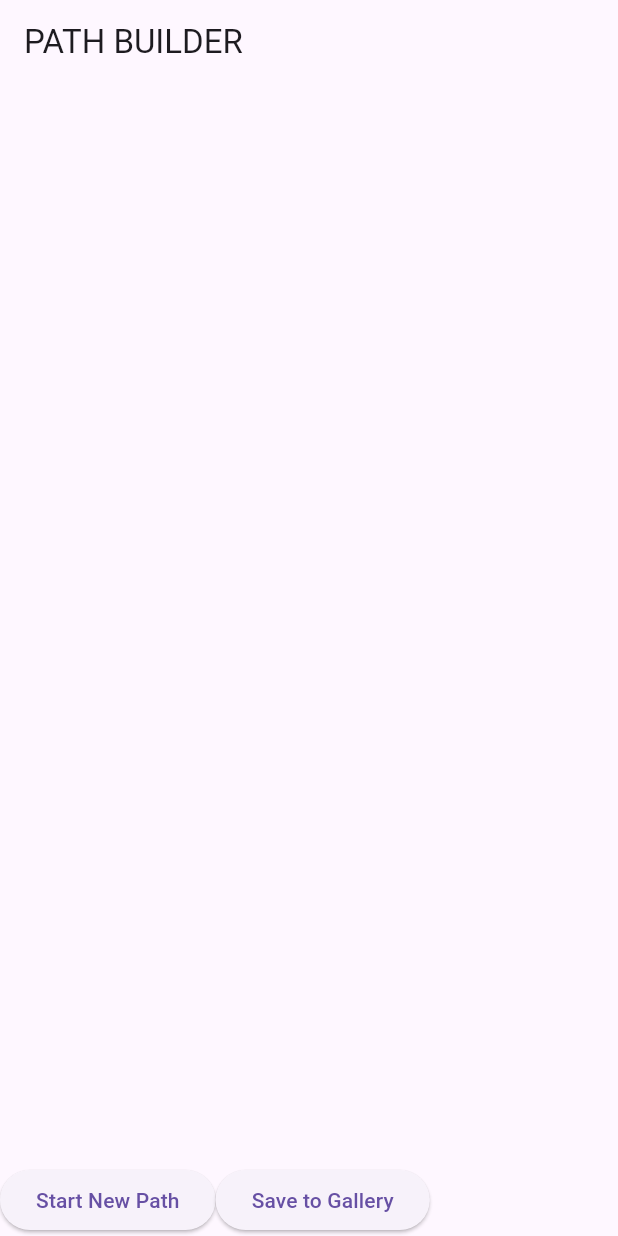
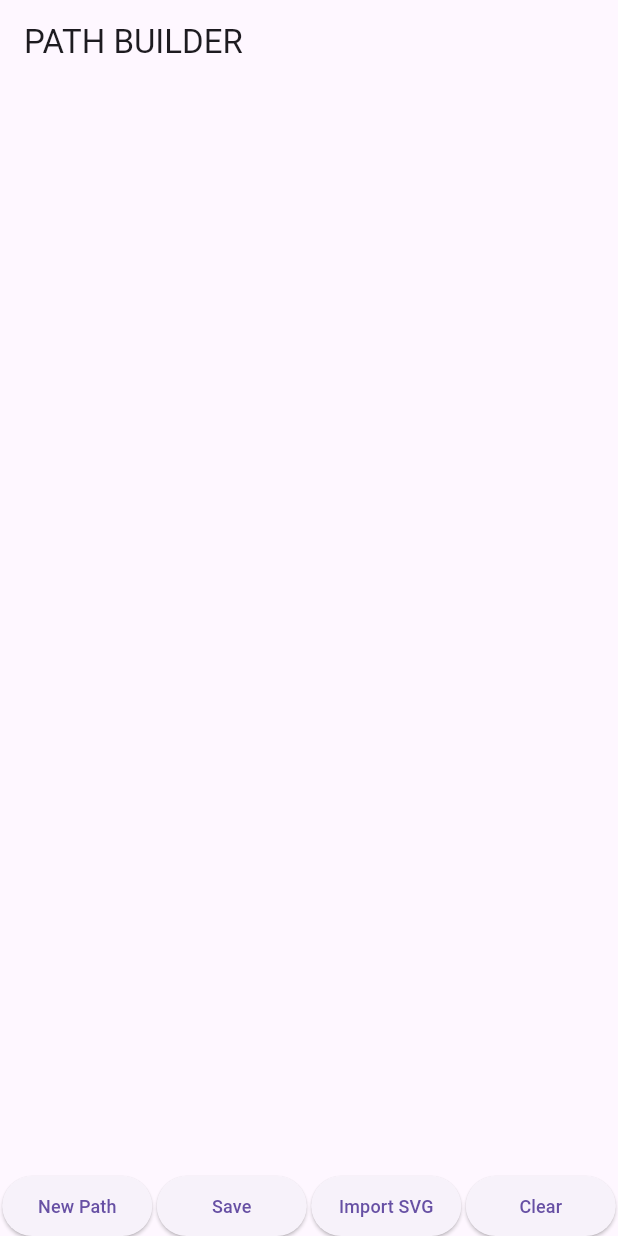
Before and after one commit to Mouhaned-55/Path_Builder, a Flutter app: the screen it shows after launch, on a phone screen of 412 x 824 dp. Run offline on Flutter 3.47's test engine with Material 3 defaults, Android fonts, the phone set to English and light mode, and no system bars; our stand-ins replace file_picker, flutter_svg, permission_handler.

Commit message:
import svg done

```diff
--- a/lib/main.dart
+++ b/lib/main.dart
@@ -1,10 +1,13 @@
 import 'dart:io';
 import 'dart:ui' as ui;
+import 'package:file_picker/file_picker.dart';
 import 'package:flutter/material.dart';
+import 'package:flutter_svg/svg.dart';
 import 'package:path_provider/path_provider.dart';
 import 'package:permission_handler/permission_handler.dart';
 
 void main() {
+  WidgetsFlutterBinding.ensureInitialized(); // Ensure plugin initialization
   runApp(MyApp());
 }
 
@@ -29,10 +32,21 @@ class PathEditor extends StatefulWidget {
 class _PathEditorState extends State<PathEditor> {
   List<PathData> paths = [PathData()];
   int currentPathIndex = 0;
+  File? backgroundImage;
 
   @override
   Widget build(BuildContext context) {
-    return Column(
+    return Stack(
+      children: [
+        if (backgroundImage != null) // Display background if selected
+          Positioned.fill(
+            child: SvgPicture.file(
+              backgroundImage!,
+              width: 50,
+              height: 50,
+            ),
+          ),
+        Column(
           children: [
             Expanded(
               child: GestureDetector(
@@ -56,19 +70,83 @@ class _PathEditorState extends State<PathEditor> {
               ),
             ),
             Row(
+              mainAxisAlignment: MainAxisAlignment.spaceAround, // To space buttons evenly
               children: [
-            ElevatedButton(
+                SizedBox(
+                  width: 100, // Set a smaller width
+                  height: 40, // Set a smaller height
+                  child: ElevatedButton(
                     onPressed: _addNewPath,
-              child: Text('Start New Path'),
+                    style: ElevatedButton.styleFrom(
+                      padding: EdgeInsets.symmetric(horizontal: 8, vertical: 4), // Smaller padding
                     ),
-            ElevatedButton(
+                    child: Text('New Path', style: TextStyle(fontSize: 12)), // Smaller text
+                  ),
+                ),
+                SizedBox(
+                  width: 100,
+                  height: 40,
+                  child: ElevatedButton(
                     onPressed: _exportDrawing,
-              child: Text('Save to Gallery'),
+                    style: ElevatedButton.styleFrom(
+                      padding: EdgeInsets.symmetric(horizontal: 8, vertical: 4),
                     ),
+                    child: Text('Save', style: TextStyle(fontSize: 12)),
+                  ),
+                ),
+                SizedBox(
+                  width: 100,
+                  height: 40,
+                  child: ElevatedButton(
+                    onPressed: () => _importDrawing(),
+                    style: ElevatedButton.styleFrom(
+                      padding: EdgeInsets.symmetric(horizontal: 8, vertical: 4),
+                    ),
+                    child: Text('Import SVG', style: TextStyle(fontSize: 12)),
+                  ),
+                ),
+                SizedBox(
+                  width: 100,
+                  height: 40,
+                  child: ElevatedButton(
+                    onPressed: _clearAllDrawings,
+                    style: ElevatedButton.styleFrom(
+                      padding: EdgeInsets.symmetric(horizontal: 8, vertical: 4),
+                    ),
+                    child: Text('Clear', style: TextStyle(fontSize: 12)),
+                  ),
+                ),
+              ],
+            )
+
           ],
         ),
       ],
     );
+  }
+
+  Future<void> _importDrawing() async {
+    final result = await FilePicker.platform.pickFiles(
+      type: FileType.custom,
+      allowedExtensions: ['svg'], // Allow only SVG files
+    );
+    if (result != null && result.files.isNotEmpty) {
+      setState(() {
+        backgroundImage = File(result.files.first.path!); // Set background image
+      });
+    }
+  }
+  void _drawSVGFromPath(String path) {
+    // Your logic to draw the SVG on the canvas
+    // For example, use flutter_svg to render the SVG:
+    SvgPicture.asset(path); // This would render the SVG
+  }
+
+  void _clearAllDrawings() {
+    setState(() {
+      paths.clear(); // Clear the list of paths
+    });
+    _addNewPath();
   }
 
   Future<void> _exportDrawing() async {
--- a/pubspec.yaml
+++ b/pubspec.yaml
@@ -36,8 +36,9 @@ dependencies:
   # Use with the CupertinoIcons class for iOS style icons.
   cupertino_icons: ^1.0.6
   path_provider: ^2.1.4
-  flutter_svg: ^2.0.9
+  file_picker: ^8.0.5
   permission_handler: ^11.3.1
+  flutter_svg: ^2.0.10+1
 #  image_gallery_saver: ^1.7.1
 
 dev_dependencies:
```
Also changed, not shown: pubspec.lock, 1 other file. Lines whose indentation alone changed are shown as unchanged.
